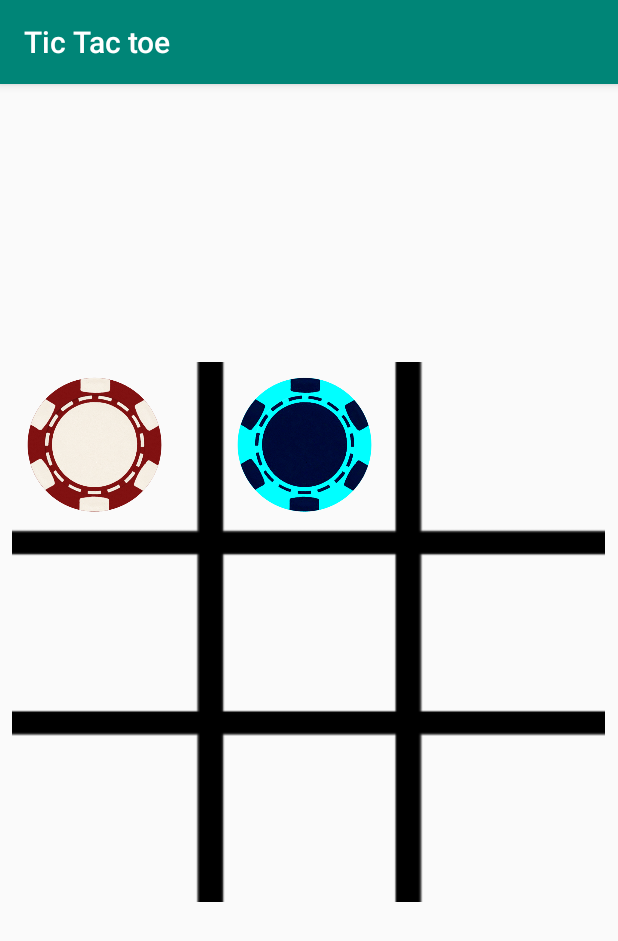
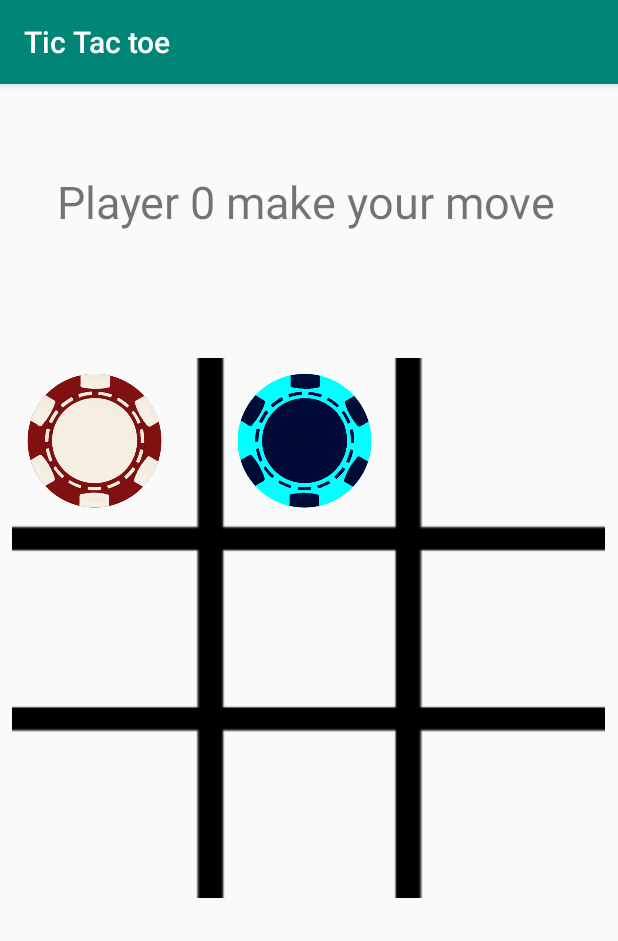
Before and after one commit to theyworker/tictactoe-andriod, an Android app: the screen it shows after launch (MainActivity), after a tap on an icon or button, on a phone screen of 412 x 824 dp. Shown: the top 941 px of the screen. Run offline under Robolectric (Android 15) with nearby library versions, the phone set to English and light mode, and no system bars; 1 other tap on this screen came first.

Commit message:
Display messages

```diff
--- a/app/src/main/java/com/example/tictactoe/MainActivity.java
+++ b/app/src/main/java/com/example/tictactoe/MainActivity.java
@@ -21,8 +21,24 @@ public class MainActivity extends AppCompatActivity {
     public void dropIn(View view) {
 
         ImageView count = (ImageView) view;
+        TextView disp = (TextView) findViewById(R.id.displayMsg);
         int tag = Integer.parseInt(count.getTag().toString());
         int winningPostions[][] = {{0, 1, 2}, {3, 4, 5}, {6, 7, 8}, {0, 3, 6}, {1, 4, 7}, {2, 5, 8}, {0, 4, 8}, {2, 4, 6}};
+
+        if(gameStatus[tag] == 1 || gameStatus[tag] == 0){
+            count.animate().rotationBy(1000f).setDuration(1500);
+
+            disp.setText("Are you freaking blind!??");
+        }
+
+        else if(activePlayer == 0){
+            disp.setText("Player 1 make your move");
+        }
+
+        else if(activePlayer == 1){
+            disp.setText("Player 0 make your move");
+        }
+
 
         if (gameStatus[tag] == 2 && gameIsActive) {
             count.setTranslationY(-1000f);
--- a/app/src/main/res/layout/activity_main.xml
+++ b/app/src/main/res/layout/activity_main.xml
@@ -8,27 +8,27 @@
 
     <RelativeLayout
         android:layout_width="395dp"
-        android:layout_height="715dp"
+        android:layout_height="710dp"
         android:layout_marginStart="8dp"
         android:layout_marginTop="8dp"
         app:layout_constraintStart_toStartOf="parent"
         app:layout_constraintTop_toTopOf="parent">
 
         <GridLayout
+            android:id="@+id/gridLayout"
             android:layout_width="match_parent"
             android:layout_height="360dp"
+            android:layout_alignParentEnd="true"
+            android:layout_centerHorizontal="true"
             android:layout_centerVertical="true"
-            android:layout_centerHorizontal="true"
+            android:background="@drawable/board"
             android:columnCount="3"
-            android:rowCount="3"
-            android:background="@drawable/board"
-            android:layout_alignParentEnd="true"
-            android:id="@+id/gridLayout">
+            android:rowCount="3">
 
             <ImageView
+                android:id="@+id/imageView"
                 android:layout_width="90dp"
                 android:layout_height="90dp"
-                android:id="@+id/imageView"
                 android:layout_row="0"
                 android:layout_column="0"
                 android:layout_marginLeft="10dp"
@@ -61,15 +61,15 @@
                 android:tag="2" />
 
             <ImageView
+                android:id="@+id/imageView4"
                 android:layout_width="90dp"
                 android:layout_height="90dp"
-                android:id="@+id/imageView4"
                 android:layout_row="1"
                 android:layout_column="0"
                 android:layout_marginLeft="10dp"
                 android:layout_marginTop="24dp"
                 android:onClick="dropIn"
-                android:tag="3"   />
+                android:tag="3" />
 
             <ImageView
                 android:id="@+id/imageView5"
@@ -94,9 +94,9 @@
                 android:tag="5" />
 
             <ImageView
+                android:id="@+id/imageView7"
                 android:layout_width="90dp"
                 android:layout_height="90dp"
-                android:id="@+id/imageView7"
                 android:layout_row="2"
                 android:layout_column="0"
                 android:layout_marginLeft="10dp"
@@ -160,5 +160,14 @@
                 android:onClick="exitGame"
                 android:text="@string/exit" />
         </LinearLayout>
+
+        <TextView
+            android:id="@+id/displayMsg"
+            android:layout_width="match_parent"
+            android:layout_height="wrap_content"
+            android:paddingStart="30dp"
+            android:paddingTop="50dp"
+            android:text="@string/display"
+            android:textSize="30dp" />
     </RelativeLayout>
 </android.support.constraint.ConstraintLayout>
--- a/app/src/main/res/values/strings.xml
+++ b/app/src/main/res/values/strings.xml
@@ -3,4 +3,5 @@
     <string name="play_again">Game Over!</string>
     <string name="play_againbtn">Play Again</string>
     <string name='exit'>Quit</string>
+    <string name='display'>Player 0 make your move</string>
 </resources>
```
